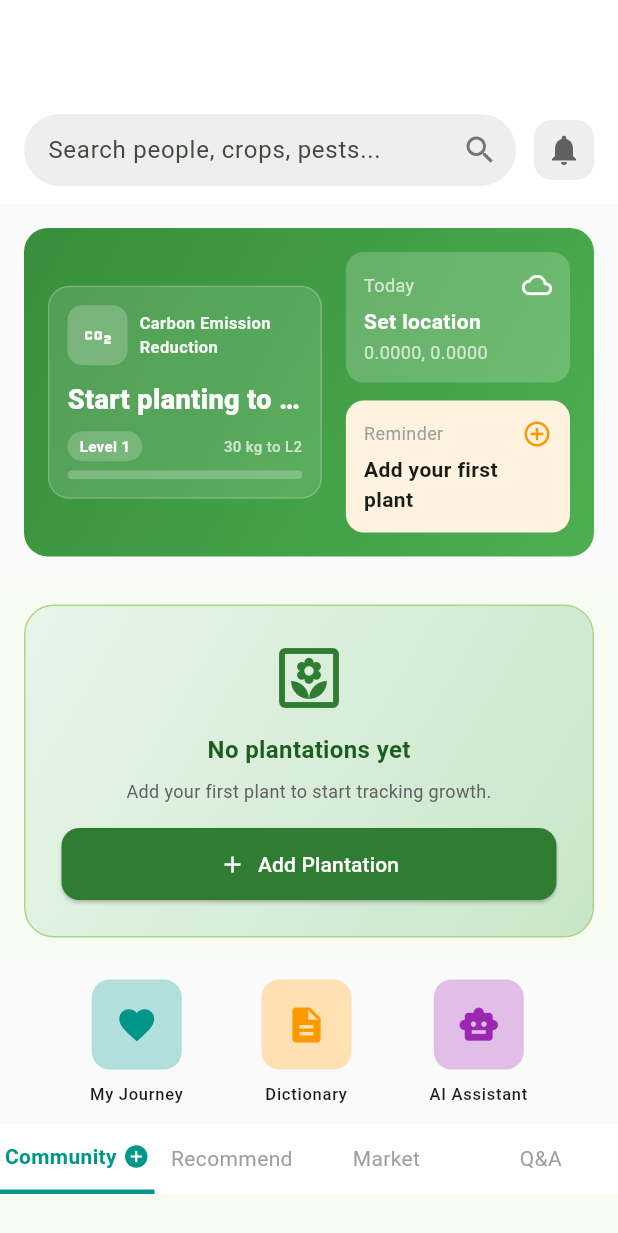
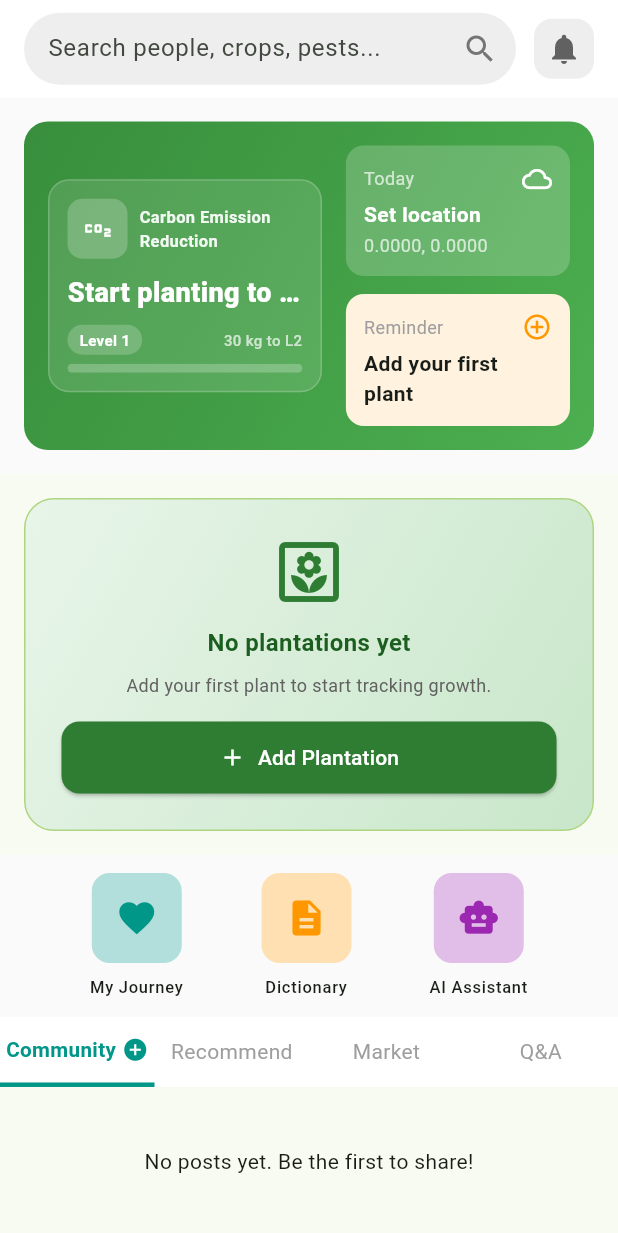
Before and after one commit to JeffTiong1031/KitaAgro, a Flutter app: the HomeScreen screen opened directly, on a phone screen of 412 x 824 dp. Shown: the top 1233 px of the screen. Run offline on Flutter 3.47's test engine with Material 3 defaults, Android fonts, the phone set to English and light mode, and no system bars; our stand-ins replace camera, cloud_firestore, firebase_auth, firebase_core, firebase_storage, flutter_local_notifications and 12 more; accounts and stored records are empty; network calls fail.

Commit message:
Update the UI for the Home Screen

```diff
--- a/lib/features/Home/home_screen.dart
+++ b/lib/features/Home/home_screen.dart
@@ -57,16 +57,10 @@
       appBar: AppBar(
         backgroundColor: Colors.white,
         elevation: 0,
-        title: null,
         automaticallyImplyLeading: false,
-        bottom: PreferredSize(
-          preferredSize: const Size.fromHeight(80),
-          child: Padding(
-            padding: const EdgeInsets.symmetric(
-              horizontal: 16.0,
-              vertical: 12.0,
-            ),
-            child: Row(
+        titleSpacing: 16.0,
+        toolbarHeight: 65, // Adjusts the height to fit the search bar nicely
+        title: Row(
           mainAxisAlignment: MainAxisAlignment.spaceBetween,
           children: [
             Expanded(
@@ -105,15 +99,13 @@
             ),
             const SizedBox(width: 12),
 
-                // 👉 UPDATED: The Bell Icon Section
+            // 👉 The Bell Icon Section
             GestureDetector(
               onTap: () async {
-                    // Navigate to the full screen instead of showing a dialog
                 await Navigator.push(
                   context,
                   MaterialPageRoute(builder: (context) => const NotificationScreen()),
                 );
-                    // Refresh the state when they come back so the red dot vanishes
                 setState(() {});
               },
               child: Container(
@@ -123,7 +115,6 @@
                 ),
                 padding: const EdgeInsets.all(8),
                 child: FutureBuilder<int>(
-                      // 👉 CHANGED: Look directly at the local storage for the unread count
                   future: NotificationStorage.getUnreadCount(),
                   builder: (context, snapshot) {
                     int unseenCount = snapshot.data ?? 0;
@@ -162,8 +153,6 @@
               ),
             ),
           ],
-            ),
-          ),
         ),
       ),
       body: CustomScrollView(
@@ -738,7 +727,10 @@
               child: Column(
                 children: [
                   Padding(
-                    padding: const EdgeInsets.symmetric(vertical: 12.0),
+                    padding: const EdgeInsets.symmetric(vertical: 12.0, horizontal: 4.0),
+                    // 👉 Added FittedBox to scale down the text/icon if it exceeds the column width
+                    child: FittedBox(
+                      fit: BoxFit.scaleDown,
                       child: Row(
                         mainAxisAlignment: MainAxisAlignment.center,
                         children: [
@@ -768,6 +760,7 @@
                             ),
                           ],
                         ],
+                      ),
                     ),
                   ),
                   if (_selectedTabIndex == index)
```
Also changed, not shown: pubspec.lock. Lines whose indentation alone changed are shown as unchanged.
